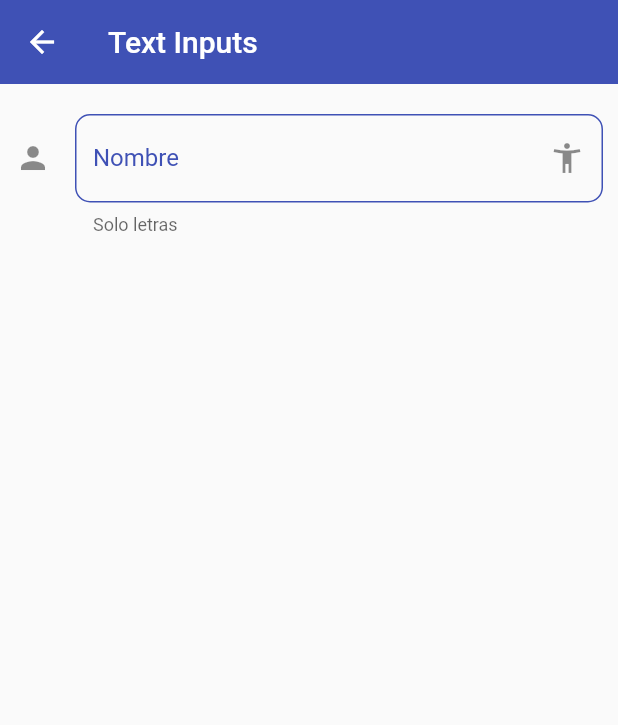
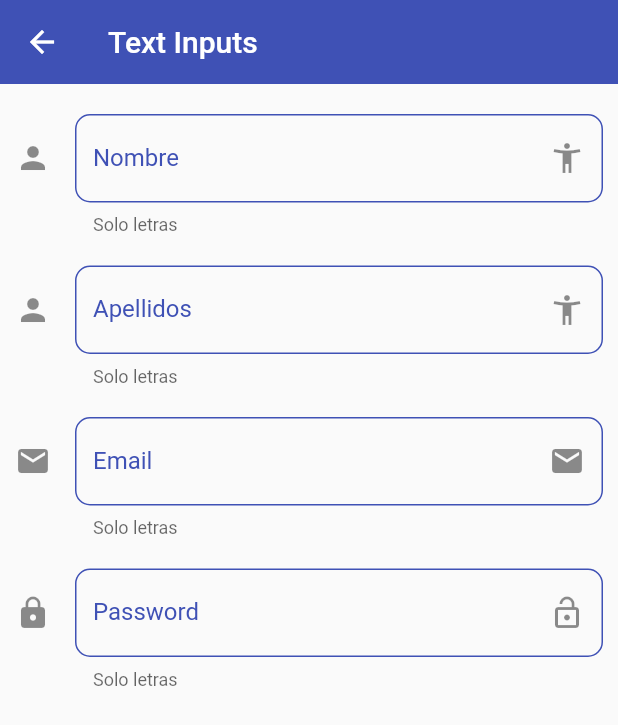
Before and after one commit to flutter-spain/fl_components, a Flutter app: the InputsScreen screen opened by its route, on a phone screen of 412 x 824 dp. Shown: the top 725 px of the screen. Run offline on Flutter 3.47's test engine with Material 2 defaults, Android fonts, the phone set to English and light mode, and no system bars.

Commit message:
90 Email y Password field

```diff
--- a/lib/screens/inputs_screen.dart
+++ b/lib/screens/inputs_screen.dart
@@ -12,19 +12,53 @@ class InputsScreen extends StatelessWidget {
         title: const Text('Text Inputs'),
       ),
       body:  SingleChildScrollView(
-        padding: const EdgeInsets.symmetric(horizontal: 10),
+        padding: const EdgeInsets.symmetric(horizontal: 10, vertical: 20),
         child: Column(
           children: const [
-              Padding(
-                padding: EdgeInsets.symmetric(vertical: 20),
-                child: customInputField(
+
+              customInputField(
                     labelText: 'Nombre',
                     hintText: 'Ingrese su nombre',
                     helperText: 'Solo letras',
                     icon: Icons.person,
                     suffixIcon: Icons.accessibility_new,
+                    obscureText: false,
                   ),
-              )
+
+              SizedBox(height: 20),
+
+
+              customInputField(
+                    labelText: 'Apellidos',
+                    hintText: 'Ingrese sus apellidos',
+                    helperText: 'Solo letras',
+                    icon: Icons.person,
+                    suffixIcon: Icons.accessibility_new,
+                    obscureText: false,
+                  ),
+
+              SizedBox(height: 20),
+
+              customInputField(
+                labelText: 'Email',
+                hintText: 'Ingrese su email',
+                helperText: 'Solo letras',
+                icon: Icons.email,
+                suffixIcon: Icons.email,
+                keyboardType: TextInputType.emailAddress,
+                obscureText: false,
+              ),
+
+              SizedBox(height: 20),
+              customInputField(
+                labelText: 'Password',
+                hintText: 'Ingrese su password',
+                helperText: 'Solo letras',
+                icon: Icons.lock,
+                suffixIcon: Icons.lock_open,
+                keyboardType: TextInputType.visiblePassword,
+                obscureText: true,
+              ),
           ],
         ),
 
--- a/lib/widgets/custom_input_field.dart
+++ b/lib/widgets/custom_input_field.dart
@@ -7,6 +7,8 @@ class customInputField extends StatelessWidget {
   final String? helperText;
   final IconData? icon;
   final IconData? suffixIcon;
+  final TextInputType keyboardType;
+  final bool obscureText;
 
   const customInputField({
     Key? key,
@@ -15,6 +17,7 @@ class customInputField extends StatelessWidget {
     this.helperText,
     this.icon,
     this.suffixIcon,
+    this.keyboardType = TextInputType.text, required this.obscureText,
   }) : super(key: key);
 
   @override
@@ -26,11 +29,14 @@ class customInputField extends StatelessWidget {
       onChanged: ( value ) {
           print('value $value');
       },
+      keyboardType: keyboardType,
       validator: (value) {
         if (value == null) return 'El valor no puede ser nulo';
         return value.length < 3 ? 'El valor es muy corto' : null;
       },
       autovalidateMode: AutovalidateMode.onUserInteraction,
+
+      obscureText: obscureText,
 
       decoration: InputDecoration(
         hintText: hintText,
```
